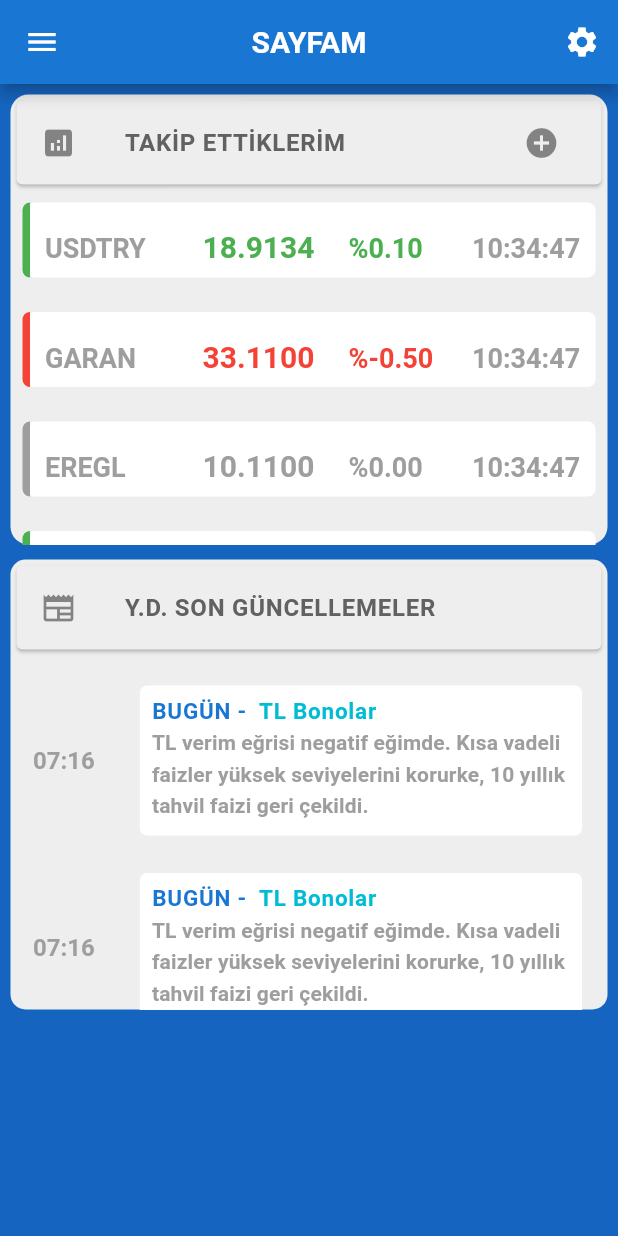
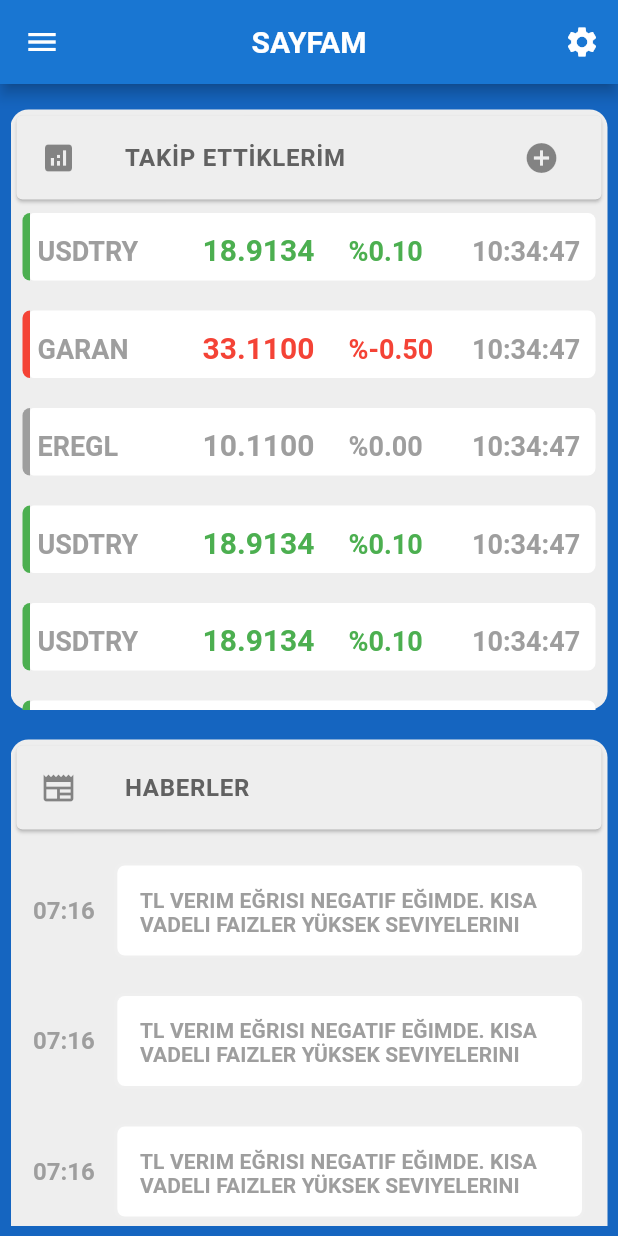
Before and after one commit to mrtagca/investExtraFlutter, a Flutter app: the MyPage screen opened by its route, on a phone screen of 412 x 824 dp. Run offline on Flutter 3.47's test engine with Material 2 defaults, Android fonts, the phone set to English and light mode, and no system bars; our stand-ins replace email_validator, flutter_slidable, syncfusion_flutter_charts; network calls fail.

Commit message:
sayfam bölümünde haberler widget ı kodlandı.

```diff
--- a/lib/components/investAdvise/investAdviseTab.dart
+++ b/lib/components/investAdvise/investAdviseTab.dart
@@ -2,7 +2,7 @@
 import 'package:flutter/scheduler.dart';
 import 'package:investextraqnb/components/menu/base/baseAppBar.dart';
 import 'package:investextraqnb/components/menu/menuDrawer.dart';
-import 'package:investextraqnb/components/news/newsItem.dart';
+import 'package:investextraqnb/components/news/investAdivseNews.dart';
 
 class InvestAdviseTab extends StatefulWidget {
   const InvestAdviseTab({super.key});
@@ -46,15 +46,15 @@
                 padding: const EdgeInsets.all(10),
                 child: Column(
                   children: [
-                    NewsItem(),
-                    NewsItem(),
-                    NewsItem(),
-                    NewsItem(),
-                    NewsItem(),
-                    NewsItem(),
-                    NewsItem(),
-                    NewsItem(),
-                    NewsItem(),
+                    InvestAdviseNewsItem(),
+                    InvestAdviseNewsItem(),
+                    InvestAdviseNewsItem(),
+                    InvestAdviseNewsItem(),
+                    InvestAdviseNewsItem(),
+                    InvestAdviseNewsItem(),
+                    InvestAdviseNewsItem(),
+                    InvestAdviseNewsItem(),
+                    InvestAdviseNewsItem(),
                   ],
                 ),
               ),
--- a/lib/components/news/newsItem.dart
+++ b/lib/components/news/investAdivseNews.dart
@@ -1,9 +1,16 @@
 import 'package:flutter/material.dart';
 
-class NewsItem extends StatelessWidget {
-  const NewsItem({
+class InvestAdviseNewsItem extends StatelessWidget {
+  const InvestAdviseNewsItem({
     super.key,
   });
+
+  static Widget generateNewsItem() {
+    return Padding(
+      padding: const EdgeInsets.only(top: 5, right: 15, left: 15, bottom: 5),
+      child: InvestAdviseNewsItem(),
+    );
+  }
 
   @override
   Widget build(BuildContext context) {
--- /dev/null
+++ b/lib/components/news/news.dart
@@ -0,0 +1,56 @@
+import 'package:flutter/material.dart';
+
+class NewsItem extends StatelessWidget {
+  const NewsItem({super.key});
+
+  static Widget generateNewsItem() {
+    return Padding(
+      padding: const EdgeInsets.only(top: 5, right: 15, left: 15, bottom: 5),
+      child: NewsItem(),
+    );
+  }
+
+  @override
+  Widget build(BuildContext context) {
+    return Padding(
+      padding: const EdgeInsets.only(top: 15, right: 2, bottom: 2),
+      child: Row(
+        mainAxisAlignment: MainAxisAlignment.center,
+        children: [
+          Text(
+            "07:16",
+            style: TextStyle(fontSize: 16, color: Colors.grey),
+          ),
+          Expanded(
+            child: Container(
+              margin: EdgeInsets.only(left: 15),
+              height: 60,
+              decoration: BoxDecoration(boxShadow: [
+                BoxShadow(color: Colors.white10, blurRadius: 1, spreadRadius: 1)
+              ], borderRadius: BorderRadius.circular(5), color: Colors.white),
+              child: Column(
+                children: [
+                  Expanded(
+                    child: Padding(
+                      padding: const EdgeInsets.all(15),
+                      child: Text(
+                        "TL verim eğrisi negatif eğimde. Kısa vadeli faizler yüksek seviyelerini korurke, 10 yıllık tahvil faizi geri çekildi."
+                            .toUpperCase(),
+                        maxLines: 5,
+                        textAlign: TextAlign.left,
+                        style: TextStyle(
+                            letterSpacing: 0.1,
+                            //height: 1.5,
+                            color: Colors.grey[500]),
+                      ),
+                    ),
+                  ),
+                ],
+              ),
+            ),
+          )
+        ],
+      ),
+    );
+  }
+}
--- a/lib/components/prices/followerStockItem.dart
+++ b/lib/components/prices/followerStockItem.dart
@@ -69,11 +69,11 @@
         child: Ink(
           child: Padding(
             padding:
-                const EdgeInsets.only(left: 8, right: 8, top: 8, bottom: 15),
+                const EdgeInsets.only(left: 8, right: 8, top: 5, bottom: 15),
             child: Row(
               children: [
                 Container(
-                  height: 50,
+                  height: 45,
                   width: 5,
                   decoration: BoxDecoration(
                       color: _color,
@@ -90,7 +90,7 @@
                             bottomLeft: Radius.circular(2.5),
                             topRight: Radius.circular(5),
                             bottomRight: Radius.circular(5))),
-                    height: 50,
+                    height: 45,
                     width: double.infinity,
                     child: Row(
                       crossAxisAlignment: CrossAxisAlignment.baseline,
@@ -100,7 +100,7 @@
                           width: 100,
                           //color: Colors.amber,
                           child: Padding(
-                            padding: const EdgeInsets.only(top: 20, left: 10),
+                            padding: const EdgeInsets.only(top: 15, left: 5),
                             child: Text(
                               _instrumentName,
                               style: TextStyle(
--- a/lib/myPage.dart
+++ b/lib/myPage.dart
@@ -2,7 +2,8 @@
 import 'package:investextraqnb/components/menu/base/appScaffold.dart';
 import 'package:investextraqnb/components/menu/base/baseAppBar.dart';
 import 'package:investextraqnb/components/menu/menuDrawer.dart';
-import 'package:investextraqnb/components/news/newsItem.dart';
+import 'package:investextraqnb/components/news/investAdivseNews.dart';
+import 'package:investextraqnb/components/news/news.dart';
 import 'package:investextraqnb/components/pop/baseWillPopScope.dart';
 import 'package:investextraqnb/components/prices/followerStockItem.dart';
 
@@ -42,11 +43,12 @@
                 child: Column(
                   children: [
                     Container(
+                      margin: EdgeInsets.only(bottom: 10, top: 10),
                       decoration: BoxDecoration(
                         borderRadius: BorderRadius.circular(12),
                         color: Colors.grey[200],
                       ),
-                      height: 300,
+                      height: 400,
                       child: SingleChildScrollView(
                         child: Column(
                           children: [
@@ -69,8 +71,7 @@
                                     icon: Icon(Icons.add_circle)),
                               ),
                             ),
-                            Scrollbar(
-                                child: Column(
+                            Column(
                               children: [
                                 FollowerStockItem(
                                   stockItemTickType: StockItemTickType.Up,
@@ -100,29 +101,79 @@
                                   instrumentChangeRate: 0.10,
                                   instrumentChangeDate: DateTime(2023),
                                 ),
-                                // generateStockItem("UP"),
-                                // generateStockItem("DOWN"),
-                                // generateStockItem("NOTR"),
-                                // generateStockItem("UP"),
-                                // generateStockItem("DOWN"),
-                                // generateStockItem("NOTR"),
+                                FollowerStockItem(
+                                  stockItemTickType: StockItemTickType.Up,
+                                  instrumentName: "USDTRY",
+                                  instrumentPrice: 18.9134,
+                                  instrumentChangeRate: 0.10,
+                                  instrumentChangeDate: DateTime(2023),
+                                ),
+                                FollowerStockItem(
+                                  stockItemTickType: StockItemTickType.Up,
+                                  instrumentName: "USDTRY",
+                                  instrumentPrice: 18.9134,
+                                  instrumentChangeRate: 0.10,
+                                  instrumentChangeDate: DateTime(2023),
+                                ),
+                                FollowerStockItem(
+                                  stockItemTickType: StockItemTickType.Up,
+                                  instrumentName: "USDTRY",
+                                  instrumentPrice: 18.9134,
+                                  instrumentChangeRate: 0.10,
+                                  instrumentChangeDate: DateTime(2023),
+                                ),
                                 Divider(),
                               ],
-                            ))
+                            )
                           ],
                         ),
                       ),
                     ),
-                    Padding(
-                      padding: const EdgeInsets.only(top: 10),
+                    Container(
+                      margin: EdgeInsets.only(bottom: 10, top: 10),
+                      height: 400,
+                      decoration: BoxDecoration(
+                          color: Colors.grey[200],
+                          borderRadius: BorderRadius.circular(12)),
+                      child: SingleChildScrollView(
                         child: Container(
-                        height: 300,
+                          margin: EdgeInsets.only(bottom: 20),
+                          child: Column(
+                            children: [
+                              Card(
+                                color: Colors.grey[200],
+                                child: ListTile(
+                                  leading: Icon(Icons.newspaper),
+                                  title: Text(
+                                    "HABERLER",
+                                    style: TextStyle(
+                                        fontFamily: "RobotoBold",
+                                        letterSpacing: 0.5,
+                                        color: Colors.grey[700]),
+                                  ),
+                                ),
+                              ),
+                              NewsItem.generateNewsItem(),
+                              NewsItem.generateNewsItem(),
+                              NewsItem.generateNewsItem(),
+                              NewsItem.generateNewsItem(),
+                              NewsItem.generateNewsItem(),
+                              NewsItem.generateNewsItem(),
+                              Divider()
+                            ],
+                          ),
+                        ),
+                      ),
+                    ),
+                    Container(
+                      margin: EdgeInsets.only(bottom: 10, top: 10),
+                      height: 500,
                       decoration: BoxDecoration(
                           color: Colors.grey[200],
                           borderRadius: BorderRadius.circular(10)),
                       child: SingleChildScrollView(
-                          child: Padding(
-                            padding: const EdgeInsets.only(bottom: 30),
+                        child: Container(
+                          margin: EdgeInsets.only(bottom: 20),
                           child: Column(
                             children: [
                               Card(
@@ -138,13 +189,13 @@
                                   ),
                                 ),
                               ),
-                                generateNewsItem(),
-                                generateNewsItem(),
-                                generateNewsItem(),
-                                generateNewsItem(),
-                                generateNewsItem(),
+                              InvestAdviseNewsItem.generateNewsItem(),
+                              InvestAdviseNewsItem.generateNewsItem(),
+                              InvestAdviseNewsItem.generateNewsItem(),
+                              InvestAdviseNewsItem.generateNewsItem(),
+                              InvestAdviseNewsItem.generateNewsItem(),
+                              InvestAdviseNewsItem.generateNewsItem()
                             ],
-                            ),
                           ),
                         ),
                       ),
@@ -156,13 +207,6 @@
           ),
         ),
       ),
-    );
-  }
-
-  Widget generateNewsItem() {
-    return Padding(
-      padding: const EdgeInsets.only(top: 5, right: 15, left: 15, bottom: 5),
-      child: NewsItem(),
     );
   }
 
--- a/lib/symbolAddDetail.dart
+++ b/lib/symbolAddDetail.dart
@@ -30,7 +30,7 @@
                 decoration: BoxDecoration(color: Colors.grey),
               ),
               // getSymbolList("ABIBTV", "AKBNK C 31023 0016.40 IYM 00000.5 NA"),
-              Expanded(child: test())
+              Expanded(child: getScroolView())
             ],
           ),
         ));
@@ -48,7 +48,7 @@
     checkedList = Map.fromIterables(a, b);
   }
 
-  SingleChildScrollView test() {
+  SingleChildScrollView getScroolView() {
     return SingleChildScrollView(
       physics: ScrollPhysics(),
       child: Column(
```
Lines whose indentation alone changed are shown as unchanged.
